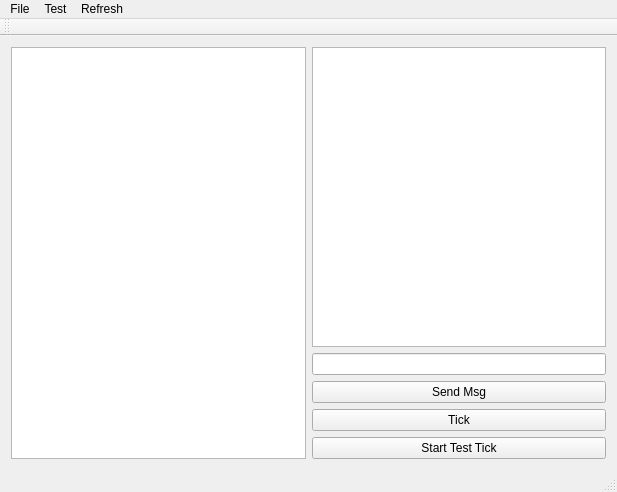
Qt form WTCLocalServer/wtcmainwindow.ui (fenixnix/Causation-Chain) before a commit.
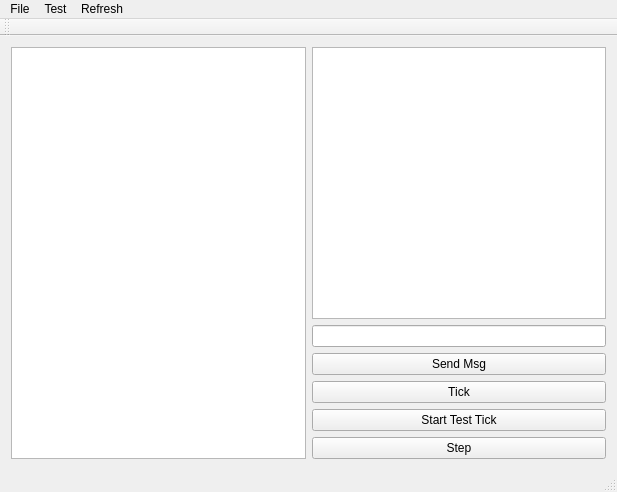
The same form after that commit.

Diff of the .ui file:
```diff
--- a/WTCLocalServer/wtcmainwindow.ui
+++ b/WTCLocalServer/wtcmainwindow.ui
@@ -47,6 +47,13 @@
         </property>
        </widget>
       </item>
+      <item>
+       <widget class="QPushButton" name="StepBtn">
+        <property name="text">
+         <string>Step</string>
+        </property>
+       </widget>
+      </item>
      </layout>
     </item>
    </layout>
```
Left out of the diff: 18 changed lines with no effect on the pictures.
